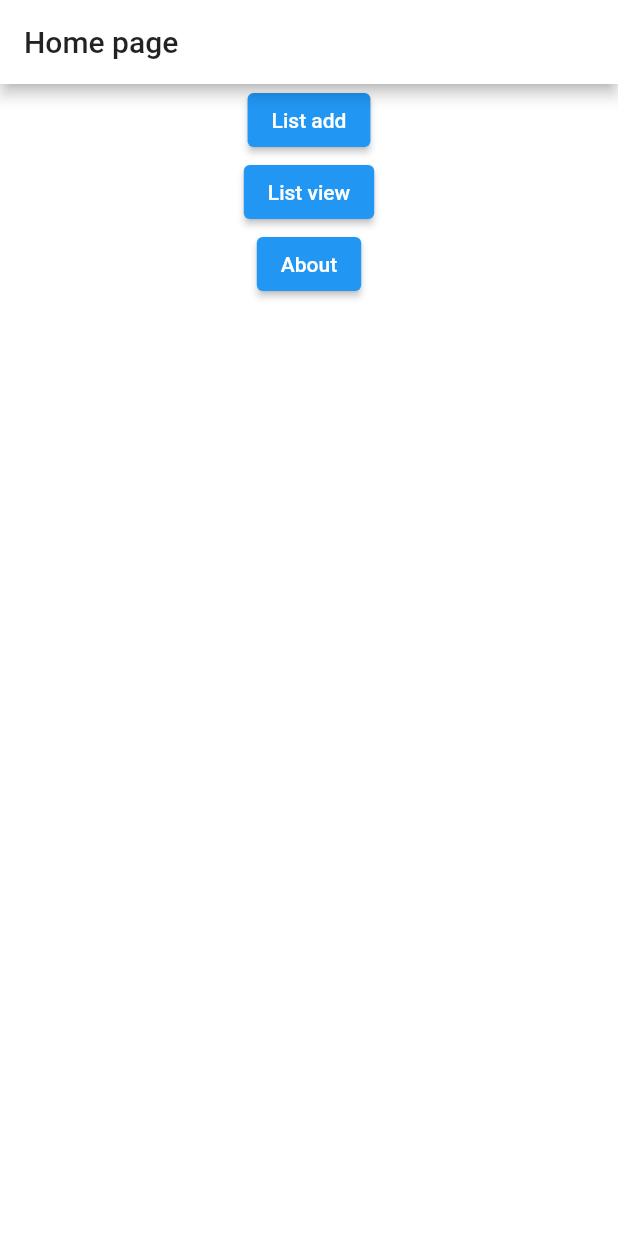
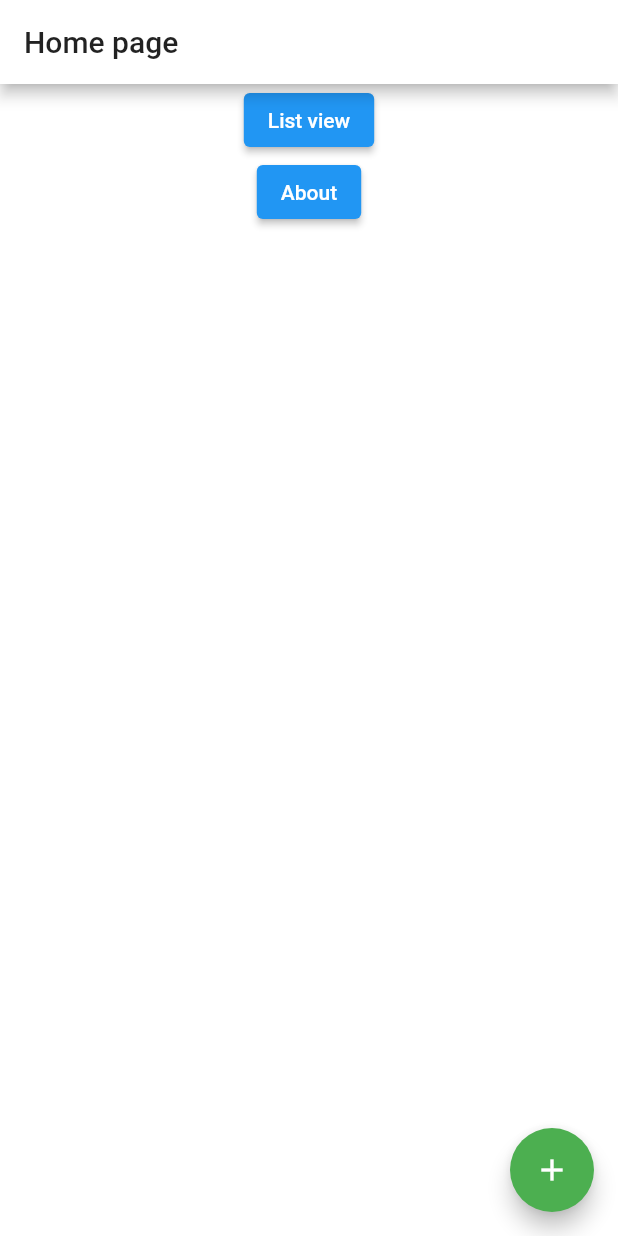
Before and after one commit to LibertT-HEG/todolist, a Flutter app: the screen it shows after launch, on a phone screen of 412 x 824 dp. Run offline on Flutter 3.47's test engine with Material 2 defaults, Android fonts, the phone set to English and light mode, and no system bars.

Commit message:
Add floating button to add a list

```diff
--- /dev/null
+++ b/lib/screens/home/components/add_list_button.dart
@@ -0,0 +1,14 @@
+import 'package:flutter/material.dart';
+
+class AddListButton extends StatelessWidget {
+  @override
+  Widget build(BuildContext context) {
+    return FloatingActionButton(
+      onPressed: () {
+        Navigator.pushNamed(context, "/ListAdd");
+      },
+      child: Icon(Icons.add, color: Colors.white),
+      backgroundColor: Colors.green,
+    );
+  }
+}
--- a/lib/screens/home/components/body.dart
+++ b/lib/screens/home/components/body.dart
@@ -6,12 +6,6 @@ class Body extends StatelessWidget {
     return Center(
         child: Column(
       children: [
-        ElevatedButton(
-          child: Text('List add'),
-          onPressed: () {
-            Navigator.pushNamed(context, "/ListAdd");
-          },
-        ),
         ElevatedButton(
           child: Text('List view'),
           onPressed: () {
--- a/lib/screens/home/home.dart
+++ b/lib/screens/home/home.dart
@@ -1,5 +1,6 @@
 import 'package:flutter/material.dart';
 import 'package:todolist/screens/home/components/body.dart';
+import 'package:todolist/screens/home/components/add_list_button.dart';
 
 class HomeScreen extends StatefulWidget {
   @override
@@ -14,6 +15,7 @@ class _HomeScreenState extends State<HomeScreen> {
         title: Text('Home page'),
       ),
       body: Body(),
+      floatingActionButton: AddListButton(),
     );
   }
 }
```
